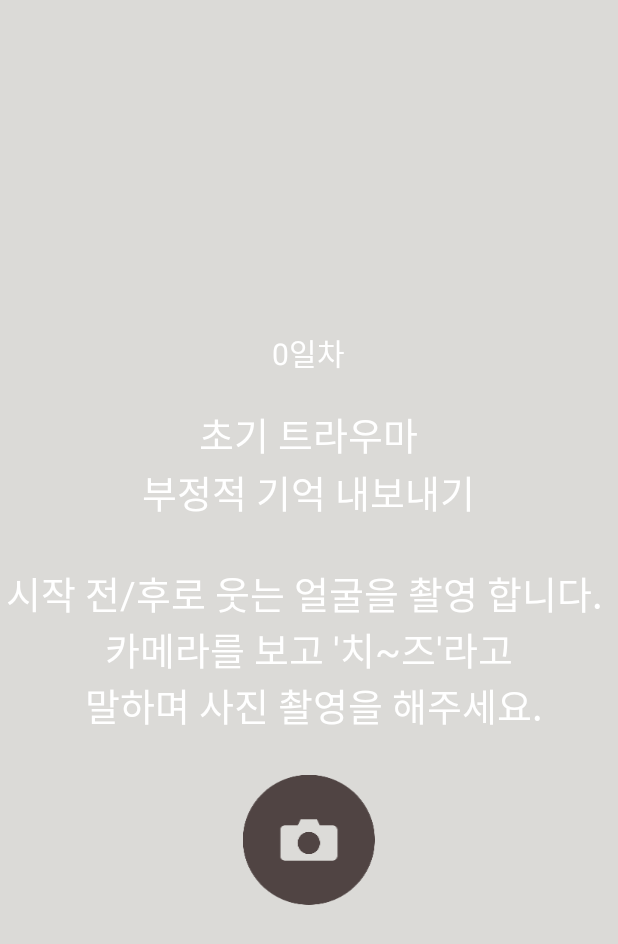
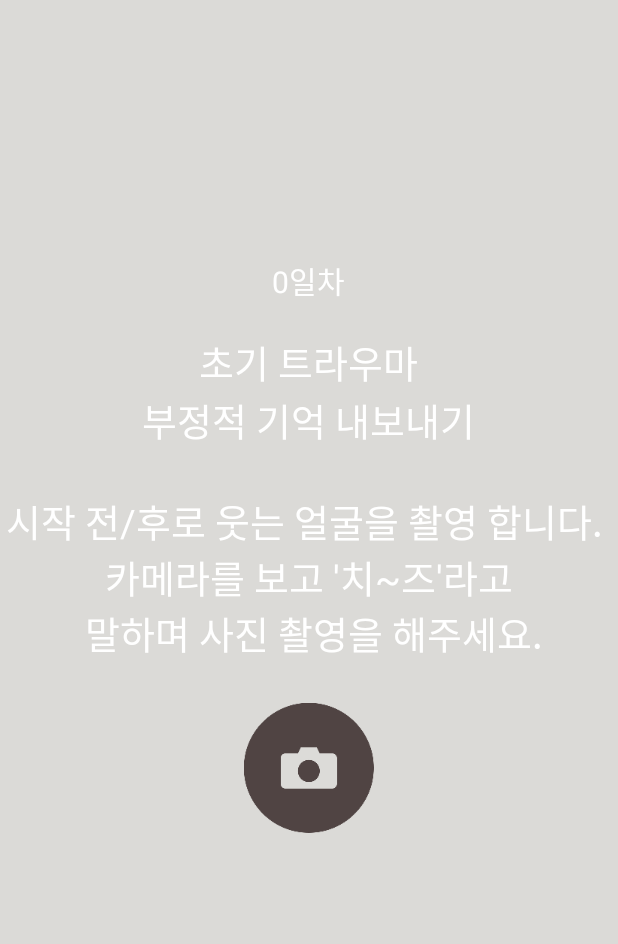
Before and after one commit to woosuk-oh/Healer, an Android app: the layout activity_before_shoot_picture.xml on its own in the app's theme, with its tools: preview values and no code run, on a phone screen of 412 x 824 dp. Shown: the top 944 px of the screen. Run offline under Robolectric (Android 15) with nearby library versions, the phone set to English and light mode, and no system bars; Roboto replaces fonts that are not available here.

Commit message:
-  타임라인 사전,사후 서베이 바뀜 - (크리) 미디어 플레이어 뒤로가기 시 미디어플레이어 -> 미디어-플레이어 -> 타임라인 부분 이슈 - (크리 ) 컨텐츠 재생 전, 감정선택후 타임라인으로 가짐 - 감정선택 다이얼로그에서 취소, 여백, 뒤로가기 누르면 빈 액티비티 나오는 문제 해결 (getActivity.finish()) -. 감정선택 다이얼로그 타이틀부분 위치 - 5단계 모두 완료 후 뒤로가기 시 안꺼지고 홈으로 가지는 문제 해결 -(크리) 사후 서베이 완료시 확인 불가 이슈 해결

```diff
--- a/app/src/main/java/scross/healer/MainActivity.java
+++ b/app/src/main/java/scross/healer/MainActivity.java
@@ -9,6 +9,7 @@ import android.net.ConnectivityManager;
 import android.net.NetworkInfo;
 import android.os.Bundle;
 import android.support.design.widget.NavigationView;
+import android.support.v4.app.ActivityCompat;
 import android.support.v4.view.GravityCompat;
 import android.support.v4.widget.DrawerLayout;
 import android.support.v7.app.ActionBarDrawerToggle;
@@ -277,7 +278,12 @@ public class MainActivity extends BaseActivity
                 long tempTime = System.currentTimeMillis();
                 long intervalTime = tempTime - backPressedTime;
                 if ( 0 <= intervalTime && FINSH_INTERVAL_TIME >= intervalTime ) {
+
+                    /** 루트 액티비티가 안꺼져있는 경우. 프로세스까지 죽이는 방법! **/
+                    ActivityCompat.finishAffinity(this);
+                    System.runFinalizersOnExit(true);
                     finish();
+                    System.exit(0);
                 }
                 else {
                     backPressedTime = tempTime;
--- a/app/src/main/java/scross/healer/emotion/EmotionActivity.java
+++ b/app/src/main/java/scross/healer/emotion/EmotionActivity.java
@@ -84,10 +84,12 @@ public class EmotionActivity extends BaseActivity{
 
         }else if (state ==3){
 
-            Intent intent1 = new Intent(getApplication(), MediaplayerActivity.class);
+           /* Intent intent1 = new Intent(getApplication(), MediaplayerActivity.class);
             intent1.putExtra("state", state);
-            startActivity(intent1);
+            startActivity(intent1);*/
             finish();
+            // 미디어플레이어에서 뒤로가기 하면 다시 스타트액티비티 되서 꼬임. 그냥 꺼버려야됨.
+
         }/*else if(state == 6 && lastDay < 8 ){
             Intent intent1 = new Intent(getApplication(), MainActivity.class);
             intent1.putExtra("state", state);
--- a/app/src/main/java/scross/healer/media/MediaplayerActivity.java
+++ b/app/src/main/java/scross/healer/media/MediaplayerActivity.java
@@ -148,7 +148,7 @@ public class MediaplayerActivity extends Activity implements OnErrorListener,
         mediaSkipBtn = (Button) findViewById(R.id.media_skip_btn);
 
         //skip 버튼!!
-        mediaSkipBtn.setVisibility(GONE);
+        mediaSkipBtn.setVisibility(View.VISIBLE);
 
         mediaSkipBtn.setOnClickListener(new View.OnClickListener() {
             @Override
@@ -447,8 +447,7 @@ public class MediaplayerActivity extends Activity implements OnErrorListener,
                                                 SharedPreferenceUtil sharedPreferenceUtil = new SharedPreferenceUtil(HealerContext.getContext());
 
 
-                                                Log.e("남은시간: ", mp.getDuration() - mp.getCurrentPosition()+" ms");
-//                                                if(mp.getCurrentPosition() >= savetime){ //TODO 테스트용. 수정필요
+//                                                Log.e("남은시간: ", mp.getDuration() - mp.getCurrentPosition()+" ms");
                                                 if (mp.getDuration() - mp.getCurrentPosition() < 1000) {
 //                                                    Toast.makeText(MediaplayerActivity.this, "재생 끝", Toast.LENGTH_SHORT).show();
 
--- a/app/src/main/res/layout/activity_before_shoot_picture.xml
+++ b/app/src/main/res/layout/activity_before_shoot_picture.xml
@@ -1,28 +1,35 @@
 <?xml version="1.0" encoding="utf-8"?>
 <LinearLayout xmlns:android="http://schemas.android.com/apk/res/android"
-    android:orientation="vertical" android:layout_width="match_parent"
+    android:id="@+id/camera_background"
+    android:layout_width="match_parent"
     android:layout_height="match_parent"
     android:background="@color/color3"
-    android:id="@+id/camera_background"
-    android:gravity="center">
+    android:gravity="center_horizontal"
+    android:orientation="vertical">
+
+    <LinearLayout
+        android:layout_width="match_parent"
+        android:layout_height="match_parent"
+        android:layout_marginTop="172dp"
+        android:orientation="vertical"
+        android:gravity="center_horizontal">
 
         <ImageView
             android:id="@+id/camera_check"
             android:layout_width="wrap_content"
             android:layout_height="wrap_content"
+            android:layout_marginBottom="25.75dp"
             android:src="@drawable/checkpictogram"
-        android:layout_marginBottom="25.75dp"
-        android:visibility="gone"
-        />
+            android:visibility="gone" />
+
         <TextView
             android:id="@+id/content_day"
             android:layout_width="wrap_content"
             android:layout_height="wrap_content"
+            android:layout_marginBottom="20dp"
             android:text="0일차"
-        android:textSize="20sp"
             android:textColor="#FFFFFF"
-        android:layout_marginBottom="20dp"
-        />
+            android:textSize="20sp" />
 
         <TextView
             android:id="@+id/content_name"
@@ -30,41 +37,42 @@
             android:layout_width="wrap_content"
             android:layout_height="wrap_content"
             android:text="초기 트라우마"
+            android:textColor="#ffffff"
             android:textSize="25sp"
-        android:textColor="#ffffff"
 
             />
+
         <TextView
             android:id="@+id/content_body"
             android:layout_width="wrap_content"
             android:layout_height="wrap_content"
+            android:layout_marginBottom="29dp"
             android:text="부정적 기억 내보내기"
+            android:textColor="@color/white"
             android:textSize="25sp"
-        android:textColor="@color/white"
-        android:layout_marginBottom="29dp"
 
             />
 
 
         <TextView
-        android:gravity="center_horizontal"
             android:id="@+id/content_explain"
             android:layout_width="wrap_content"
             android:layout_height="wrap_content"
+            android:layout_marginBottom="28dp"
+            android:gravity="center_horizontal"
+
             android:text="시작 전/후로 웃는 얼굴을 촬영 합니다. \n 카메라를 보고 '치~즈'라고 \n 말하며 사진 촬영을 해주세요."
-
+            android:textColor="#ffffff"
             android:textSize="25sp"
-        android:textColor="#ffffff"
-        android:layout_marginBottom="28dp"
 
             />
 
         <Button
             android:id="@+id/camera_start"
-        android:layout_width="wrap_content"
-        android:layout_height="wrap_content"
-        android:background="@drawable/camerabtn"
-        />
-
+            android:layout_width="86.5dp"
+            android:layout_height="86.5dp"
+            android:background="@drawable/camerabtn" />
 
     </LinearLayout>
+
+</LinearLayout>
--- a/app/src/main/res/layout/fragment_survay.xml
+++ b/app/src/main/res/layout/fragment_survay.xml
@@ -72,10 +72,11 @@
       android:id="@+id/last_survay_check"
       android:layout_width="280dp"
       android:layout_height="wrap_content"
-      android:src="@drawable/last_survay_check"
+      android:background="@drawable/last_survay_check"
       android:scaleType="fitXY"
       android:visibility="gone"
       android:layout_marginBottom="8.75dp"
+
 
       />
 
```
Also changed, not shown: app/src/main/java/scross/healer/account/LoginActivity.java (+24 -24 lines), app/src/main/java/scross/healer/camera/CameraActivity.java (+13 -0 lines), app/src/main/java/scross/healer/emotion/EmotionDialog.java (+33 -46 lines), app/src/main/java/scross/healer/timeline/TimelineFragment.java (+5 -8 lines), app/src/main/res/anim/anim.xml (added, +10 -0 lines), app/src/main/res/layout/fragment_emotion_dialog.xml (+8 -7 lines), app/src/main/res/layout/item_timeline_survey2.xml (added, +49 -0 lines), app/src/main/res/drawable-xxxhdpi/last_survay_check.9.png (added), app/src/main/res/drawable-xxxhdpi/last_survay_check.png (deleted). Lines whose indentation alone changed are shown as unchanged.
